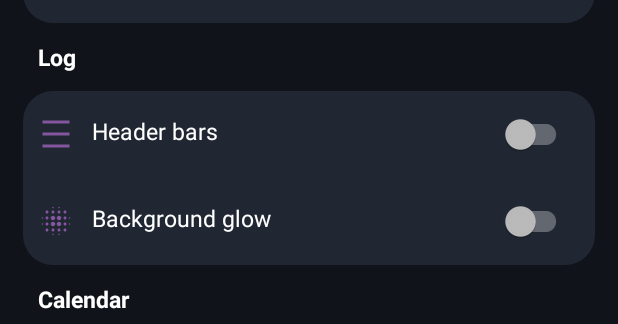
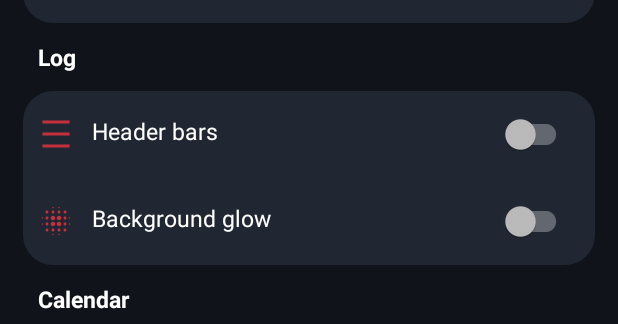
Before and after one commit to emm-an-uel/logit, an Android app: the layout fragment_settings.xml on its own in the app's theme, with its tools: preview values and no code run, on a phone screen of 412 x 824 dp. Shown: the part 326-650 px from the top of the screen. Run offline under Robolectric (Android 15) with nearby library versions, the phone set to English and light mode, and no system bars.

Commit message:
settings: log icons changed to red

```diff
--- a/app/src/main/res/layout/content_log_settings.xml
+++ b/app/src/main/res/layout/content_log_settings.xml
@@ -32,7 +32,7 @@
                 android:layout_gravity="start|center"
                 android:layout_margin="10dp"
                 android:src="@drawable/ic_header"
-                app:tint="@color/cardview_purple" />
+                app:tint="@color/cardview_red" />
 
             <TextView
                 android:layout_width="wrap_content"
@@ -63,7 +63,7 @@
                 android:layout_gravity="start|center"
                 android:layout_margin="10dp"
                 android:src="@drawable/ic_glow"
-                app:tint="@color/cardview_purple" />
+                app:tint="@color/cardview_red" />
 
             <TextView
                 android:layout_width="wrap_content"
```
